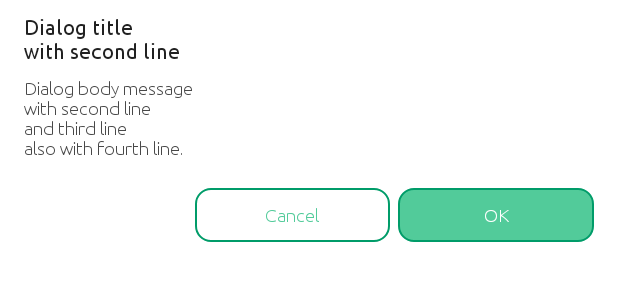
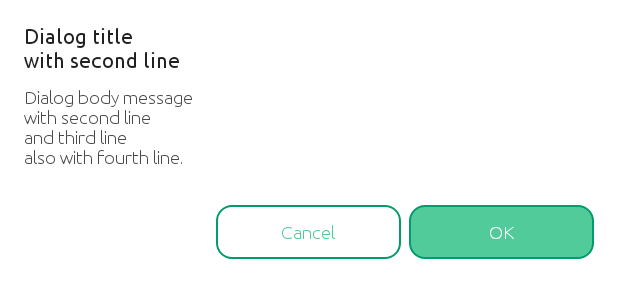
Before and after one commit to kevinhbp/pagestations, an Android app: the layout dm_dialog_default.xml on its own in the app's theme, with its tools: preview values and no code run, on a phone screen of 412 x 824 dp. Shown: the top 300 px of the screen. Run offline under Robolectric (Android 15) with nearby library versions, the phone set to English and light mode, and no system bars.

Commit message:
feature(nightly): development dragon router module

```diff
--- a/app/src/main/java/id/kputro/dragon/BootApp.kt
+++ b/app/src/main/java/id/kputro/dragon/BootApp.kt
@@ -1,10 +1,11 @@
 package id.kputro.dragon
 
 import android.app.Application
-import id.kputro.dragon.router.module.routerModule
+import id.kputro.dragon.material.router.module.routerModule
 import id.kputro.dragon.core.datastore.users.UserDatastore
 import id.kputro.dragon.dimodule.ContentService
 import id.kputro.dragon.dimodule.ContentServiceImpl
+import id.kputro.dragon.material.startDragonApplication
 import id.kputro.dragon.ui.components.actionbar.ActionBarViewModel
 import id.kputro.dragon.ui.dashboard.DashboardActivity
 import id.kputro.dragon.ui.dashboard.DashboardViewModel
--- a/app/src/main/java/id/kputro/dragon/ui/main/MainViewModel.kt
+++ b/app/src/main/java/id/kputro/dragon/ui/main/MainViewModel.kt
@@ -51,9 +51,10 @@ class MainViewModel(
     val mMemberInfo = userDatastore.getMemberInfo()
     if (mMemberInfo.fullname.isEmpty()) {
       this.textVersion.set("Fullname is empty")
+      this.view.showMessage("Hi there", "Nice to meet you.\nWhat is your name?", null)
       return
     }
 
-    this.view.delayToDashboardAfter()
+    // this.view.delayToDashboardAfter()
   }
 }
--- a/build.gradle
+++ b/build.gradle
@@ -3,7 +3,7 @@ buildscript {
   ext {
     setup = [
         appName: "Kevin Putro",
-        applicationId: "id.kputro.hello",
+        applicationId: "id.kputro.dragon",
         compileSdkVersion: 31,
         minSdkVersion: 21,
         targetSdkVersion: 31,
--- a/dragon-material/src/main/AndroidManifest.xml
+++ b/dragon-material/src/main/AndroidManifest.xml
@@ -2,7 +2,7 @@
 <manifest
   xmlns:android="http://schemas.android.com/apk/res/android"
   xmlns:tools="http://schemas.android.com/tools"
-  package="id.kputro.dragon.router">
+  package="id.kputro.dragon.material">
 
   <application
     android:allowBackup="true"
--- a/dragon-material/src/main/java/id/kputro/dragon/router/module/RouterModule.kt
+++ b/dragon-material/src/main/java/id/kputro/dragon/material/router/module/RouterModule.kt
@@ -1,4 +1,4 @@
-package id.kputro.dragon.router.module
+package id.kputro.dragon.material.router.module
 
 /**
  * Dragon Router Module
--- a/dragon-material/src/main/java/id/kputro/dragon/router/module/RouterModuleDSL.kt
+++ b/dragon-material/src/main/java/id/kputro/dragon/material/router/module/RouterModuleDSL.kt
@@ -1,4 +1,4 @@
-package id.kputro.dragon.router.module
+package id.kputro.dragon.material.router.module
 
 typealias RouterModuleDeclaration = RouterModule.() -> Unit
 
--- a/dragon-material/src/main/java/id/kputro/dragon/router/tools/RouterConstants.kt
+++ b/dragon-material/src/main/java/id/kputro/dragon/material/router/tools/RouterConstants.kt
@@ -1,4 +1,4 @@
-package id.kputro.dragon.router.tools
+package id.kputro.dragon.material.router.tools
 
 object RouterConstants {
   const val HTTP = "http"
--- a/dragon-material/src/main/java/id/kputro/dragon/router/tools/RouterExtension.kt
+++ b/dragon-material/src/main/java/id/kputro/dragon/material/router/tools/RouterExtension.kt
@@ -1,12 +1,12 @@
-package id.kputro.dragon.router.tools
+package id.kputro.dragon.material.router.tools
 
 import android.content.Context
 import android.content.Intent
 import android.net.Uri
 import android.util.Log
 import androidx.core.content.ContextCompat
-import id.kputro.dragon.DragonApplication
-import id.kputro.dragon.LOG_TAG
+import id.kputro.dragon.material.DragonApplication
+import id.kputro.dragon.material.LOG_TAG
 import java.net.URLEncoder
 
 fun Context.navigateTo(target: String) {
--- a/dragon-material/src/main/res/layout/dm_dialog_default.xml
+++ b/dragon-material/src/main/res/layout/dm_dialog_default.xml
@@ -14,7 +14,7 @@
     android:layout_width="match_parent"
     android:layout_height="wrap_content"
     android:paddingHorizontal="@dimen/dm_spacing_l"
-    android:paddingTop="@dimen/dm_spacing_m"
+    android:paddingTop="@dimen/dm_spacing_l"
     tools:text="Dialog title\nwith second line" />
 
   <TextView
@@ -22,6 +22,7 @@
     style="@style/DmTextView.Small"
     android:layout_width="match_parent"
     android:layout_height="wrap_content"
+    android:layout_marginBottom="@dimen/dm_spacing_s"
     android:ellipsize="end"
     android:maxLines="4"
     android:paddingHorizontal="@dimen/dm_spacing_l"
@@ -38,6 +39,19 @@
     <View
       android:layout_width="0dp"
       android:layout_height="match_parent"
+      android:layout_marginStart="@dimen/dm_spacing_l"
+      android:layout_marginEnd="@dimen/dm_spacing_s"
+      android:layout_marginBottom="@dimen/dm_spacing_m"
+      android:layout_weight="1" />
+
+    <View
+      android:id="@+id/vw_spc"
+      android:layout_width="0dp"
+      android:layout_height="match_parent"
+      android:visibility="gone"
+      android:layout_marginStart="@dimen/dm_spacing_l"
+      android:layout_marginEnd="@dimen/dm_spacing_s"
+      android:layout_marginBottom="@dimen/dm_spacing_m"
       android:layout_weight="1" />
 
     <TextView
@@ -48,6 +62,8 @@
       android:layout_marginEnd="@dimen/dm_spacing_s"
       android:layout_marginBottom="@dimen/dm_spacing_m"
       android:layout_weight="1"
+      android:clickable="true"
+      android:focusable="true"
       tools:text="Cancel" />
 
     <TextView
@@ -57,6 +73,8 @@
       android:layout_height="@dimen/dm_button_size_l"
       android:layout_marginEnd="@dimen/dm_spacing_l"
       android:layout_marginBottom="@dimen/dm_spacing_m"
+      android:clickable="true"
+      android:focusable="true"
       android:layout_weight="1"
       tools:text="OK" />
 
--- /dev/null
+++ b/dragon-material/src/main/res/values/strings.xml
@@ -0,0 +1,6 @@
+<?xml version="1.0" encoding="utf-8"?>
+<resources>
+  <string name="dm_ok">OK</string>
+  <string name="dm_cancel">Cancel</string>
+  <string name="dm_dismiss">Dismiss</string>
+</resources>
```
Also changed, not shown: app/src/main/java/id/kputro/dragon/ui/base/BaseActivity.kt (+5 -4 lines), dragon-material/src/main/java/id/kputro/dragon/component/dialog/DialogExtension.kt (deleted, +0 -10 lines), dragon-material/src/main/java/id/kputro/dragon/material/DragonApplication.kt (renamed from dragon-material/src/main/java/id/kputro/dragon/DragonApplication.kt, +6 -6 lines), dragon-material/src/main/java/id/kputro/dragon/material/component/dialog/DialogExtension.kt (added, +16 -0 lines), dragon-material/src/main/java/id/kputro/dragon/material/component/dialog/DragonDialog.kt (renamed from dragon-material/src/main/java/id/kputro/dragon/component/dialog/DragonDialog.kt, +48 -6 lines), dragon-material/src/main/java/id/kputro/dragon/material/router/DragonRouter.kt (renamed from dragon-material/src/main/java/id/kputro/dragon/router/DragonRouter.kt, +4 -4 lines).
